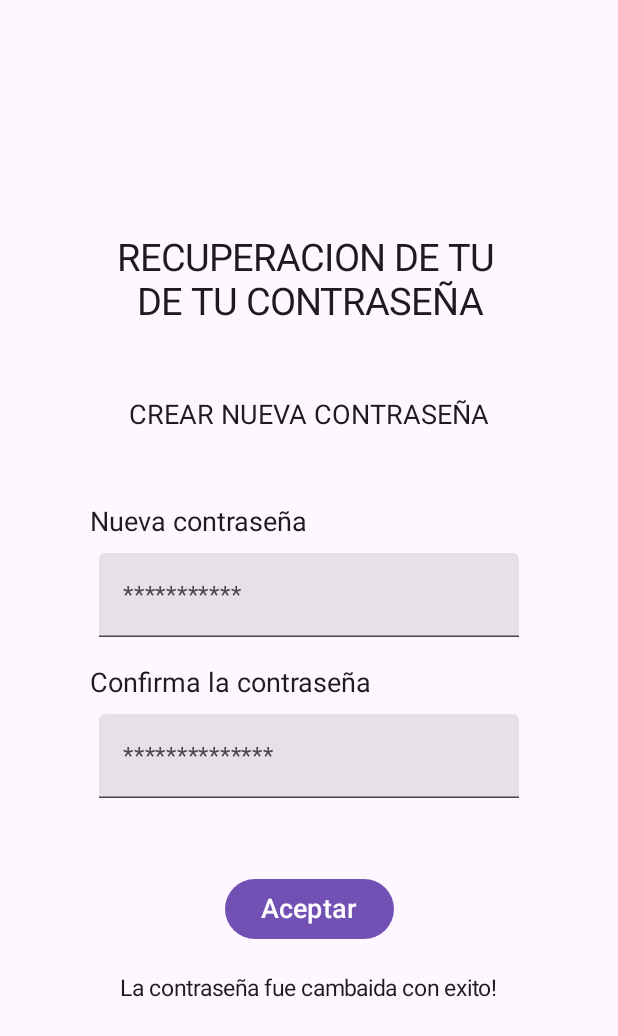
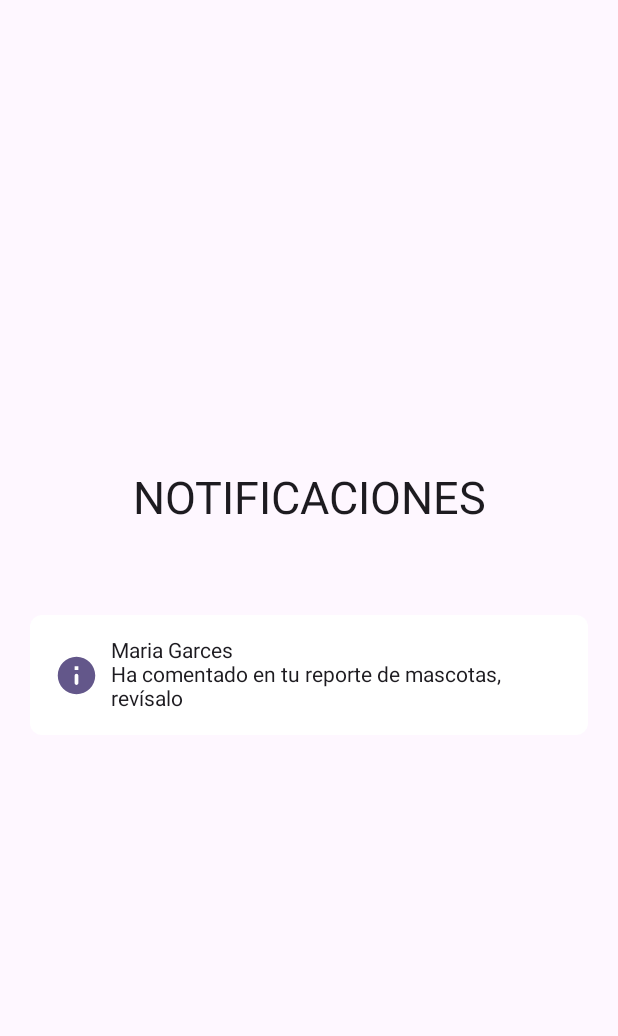
Before and after one commit to ggalvisgg/App-Security, an Android app built with Jetpack Compose: the screen it shows after launch (MainActivity), on a phone screen of 412 x 824 dp. Shown: the top 1036 px of the screen. Run offline under Robolectric (Android 15) with nearby library versions, the phone set to English and light mode, and no system bars.

Commit message:
la ventana ver notificaciones, quedo lista

```diff
--- a/app/src/main/java/com/appsecurity/MainActivity.kt
+++ b/app/src/main/java/com/appsecurity/MainActivity.kt
@@ -7,6 +7,7 @@ import androidx.activity.enableEdgeToEdge
 import com.appsecurity.ui.screens.EditScreen
 import com.appsecurity.ui.screens.LoginScreen
 import com.appsecurity.ui.screens.RecoverPasswordScreen
+import com.appsecurity.ui.screens.WatchNotificationScreen
 
 class MainActivity : ComponentActivity() {
     override fun onCreate(savedInstanceState: Bundle?) {
@@ -15,7 +16,8 @@ class MainActivity : ComponentActivity() {
         setContent {
             //LoginScreen()
             //EditScreen()
-            RecoverPasswordScreen()
+            //RecoverPasswordScreen()
+            WatchNotificationScreen()
         }
     }
 }
--- a/app/src/main/java/com/appsecurity/ui/component/TextFieldForm.kt
+++ b/app/src/main/java/com/appsecurity/ui/component/TextFieldForm.kt
@@ -30,7 +30,7 @@ fun TextFieldForm(
     OutlinedTextField(
         modifier = modifier,
         placeholder = {
-            if (label.isEmpty()) {Text(text = placeholder)}
+            Text(text = placeholder)
         },
         value = value,
         singleLine = true,
--- /dev/null
+++ b/app/src/main/java/com/appsecurity/ui/screens/WatchNotificationScreen.kt
@@ -0,0 +1,96 @@
+package com.appsecurity.ui.screens
+
+import android.content.Context
+import androidx.compose.foundation.background
+import androidx.compose.foundation.border
+import androidx.compose.foundation.layout.Arrangement
+import androidx.compose.foundation.layout.Box
+import androidx.compose.foundation.layout.Column
+import androidx.compose.foundation.layout.PaddingValues
+import androidx.compose.foundation.layout.Row
+import androidx.compose.foundation.layout.Spacer
+import androidx.compose.foundation.layout.fillMaxSize
+import androidx.compose.foundation.layout.height
+import androidx.compose.foundation.layout.padding
+import androidx.compose.foundation.layout.size
+import androidx.compose.foundation.shape.RoundedCornerShape
+import androidx.compose.material.icons.Icons
+import androidx.compose.material.icons.rounded.Info
+import androidx.compose.material3.Icon
+import androidx.compose.material3.Scaffold
+import androidx.compose.material3.Text
+import androidx.compose.runtime.Composable
+import androidx.compose.ui.Alignment
+import androidx.compose.ui.Modifier
+import androidx.compose.ui.graphics.Color
+import androidx.compose.ui.platform.LocalContext
+import androidx.compose.ui.text.style.TextAlign
+import androidx.compose.ui.unit.dp
+import androidx.compose.ui.unit.sp
+import android.graphics.Color as AndroidColor
+
+@Composable
+fun WatchNotificationScreen(){
+
+    val contex = LocalContext.current
+
+    Scaffold { padding ->
+        WatchNotiForm(
+            padding = padding,
+            contex = contex
+        )
+    }
+
+}
+
+@Composable
+fun WatchNotiForm(
+    padding: PaddingValues,
+    contex: Context
+){
+
+    Column (
+        modifier = Modifier
+            .padding()
+            .fillMaxSize(),
+        horizontalAlignment = Alignment.CenterHorizontally,
+        verticalArrangement = Arrangement.Center
+    ){
+
+        Text(text= "NOTIFICACIONES",
+            fontSize = 30.sp,
+            textAlign = TextAlign.Center)
+
+        Spacer(modifier = Modifier
+            .height(40.dp))
+
+        Box(
+            modifier = Modifier
+                .padding(20.dp)
+                .background(Color.White, shape = RoundedCornerShape(8.dp))
+                .padding(8.dp)
+        ) {
+            Row(
+                modifier = Modifier
+                    .padding(8.dp),
+                verticalAlignment = Alignment.CenterVertically
+            ) {
+                Icon(
+                    imageVector = Icons.Rounded.Info,
+                    contentDescription = "Logo de la notificación",
+                    modifier = Modifier
+                        .padding(end = 8.dp)
+                        .size(30.dp),
+                tint = Color(0xFF63578A),
+
+                )
+
+                Column {
+                    Text(text = "Maria Garces")
+                    Text(text = "Ha comentado en tu reporte de mascotas, revísalo")
+                }
+            }
+        }
+
+    }
+}
```
